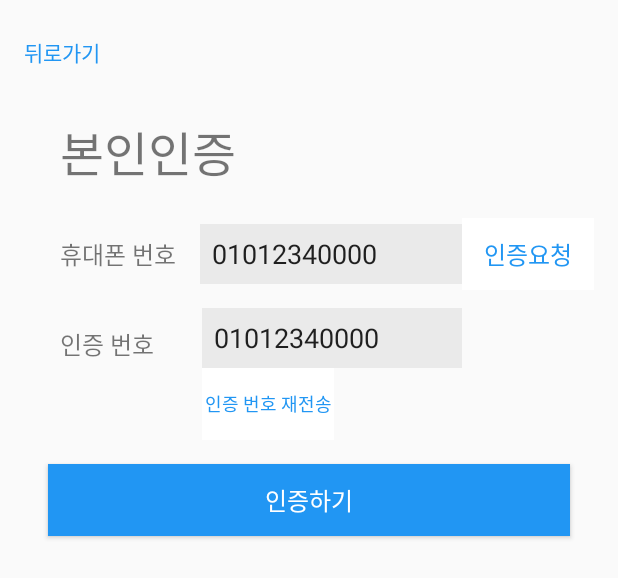
After one commit to 15balloon/LogiSmart, an Android app: the layout activity_auth.xml on its own in the app's theme, with its tools: preview values and no code run, on a phone screen of 412 x 824 dp. The commit adds this screen. Shown: the top 578 px of the screen. Run offline under Robolectric (Android 15) with nearby library versions, the phone set to English and light mode, and no system bars.

Commit message:
Create Auth activity

```diff
--- a/app/src/main/java/com/logismart/logismart/AuthActivity.java
+++ b/app/src/main/java/com/logismart/logismart/AuthActivity.java
@@ -3,6 +3,10 @@ package com.logismart.logismart;
 import android.app.Activity;
 import android.os.Bundle;
 import android.util.Log;
+import android.view.View;
+import android.widget.Button;
+import android.widget.EditText;
+import android.widget.ProgressBar;
 
 import androidx.annotation.NonNull;
 
@@ -22,37 +26,45 @@ import java.util.concurrent.TimeUnit;
 
 public class AuthActivity extends Activity {
 
-    private static final String TAG = "PhoneAuthActivity";
+    private static final String TAG = "AuthActivity";
 
-    // [START declare_auth]
     private FirebaseAuth mAuth;
-    // [END declare_auth]
 
     private String mVerificationId;
     private PhoneAuthProvider.ForceResendingToken mResendToken;
     private PhoneAuthProvider.OnVerificationStateChangedCallbacks mCallbacks;
 
+    private Button authCallBtn;
+    private Button reAuthBtn;
+    private Button authBtn;
+    private EditText phoneText;
+    private EditText codeText;
+    private ProgressBar pb;
+
     @Override
     protected void onCreate(Bundle savedInstanceState) {
         super.onCreate(savedInstanceState);
-        // [START initialize_auth]
-        // Initialize Firebase Auth
+
+        setContentView(R.layout.activity_auth);
+
+        authCallBtn = findViewById(R.id.authcall_btn);
+        reAuthBtn = findViewById(R.id.reauth_btn);
+        authBtn = findViewById(R.id.auth_btn);
+        phoneText = (EditText) findViewById(R.id.phone_input);
+        codeText = (EditText) findViewById(R.id.authnum_input);
+        pb = (ProgressBar) findViewById(R.id.loading);
+
         mAuth = FirebaseAuth.getInstance();
-        // [END initialize_auth]
 
-        // Initialize phone auth callbacks
-        // [START phone_auth_callbacks]
         mCallbacks = new PhoneAuthProvider.OnVerificationStateChangedCallbacks() {
 
             @Override
             public void onVerificationCompleted(PhoneAuthCredential credential) {
-                // This callback will be invoked in two situations:
-                // 1 - Instant verification. In some cases the phone number can be instantly
-                //     verified without needing to send or enter a verification code.
-                // 2 - Auto-retrieval. On some devices Google Play services can automatically
-                //     detect the incoming verification SMS and perform verification without
-                //     user action.
+                // 1 - Instant verification
+                // 2 - Auto-retrieval
                 Log.d(TAG, "onVerificationCompleted:" + credential);
+
+                pb.setVisibility(View.INVISIBLE);
 
                 signInWithPhoneAuthCredential(credential);
             }
@@ -75,9 +87,6 @@ public class AuthActivity extends Activity {
             @Override
             public void onCodeSent(@NonNull String verificationId,
                                    @NonNull PhoneAuthProvider.ForceResendingToken token) {
-                // The SMS verification code has been sent to the provided phone number, we
-                // now need to ask the user to enter the code and then construct a credential
-                // by combining the code with a verification ID.
                 Log.d(TAG, "onCodeSent:" + verificationId);
 
                 // Save verification ID and resending token so we can use them later
@@ -85,10 +94,30 @@ public class AuthActivity extends Activity {
                 mResendToken = token;
             }
         };
-        // [END phone_auth_callbacks]
+
+        authCallBtn.setOnClickListener(new View.OnClickListener() {
+            @Override
+            public void onClick(View v) {
+                startPhoneNumberVerification(phoneText.getText().toString());
+            }
+        });
+
+        reAuthBtn.setOnClickListener(new View.OnClickListener() {
+            @Override
+            public void onClick(View v) {
+                resendVerificationCode(phoneText.getText().toString(), mResendToken);
+            }
+        });
+
+        authBtn.setOnClickListener(new View.OnClickListener() {
+            @Override
+            public void onClick(View v) {
+                pb.setVisibility(View.VISIBLE);
+                verifyPhoneNumberWithCode(mVerificationId, codeText.getText().toString());
+            }
+        });
     }
 
-    // [START on_start_check_user]
     @Override
     public void onStart() {
         super.onStart();
@@ -96,44 +125,35 @@ public class AuthActivity extends Activity {
         FirebaseUser currentUser = mAuth.getCurrentUser();
         updateUI(currentUser);
     }
-    // [END on_start_check_user]
-
 
     private void startPhoneNumberVerification(String phoneNumber) {
-        // [START start_phone_auth]
         PhoneAuthOptions options =
                 PhoneAuthOptions.newBuilder(mAuth)
-                        .setPhoneNumber(phoneNumber)       // Phone number to verify
-                        .setTimeout(60L, TimeUnit.SECONDS) // Timeout and unit
-                        .setActivity(this)                 // Activity (for callback binding)
-                        .setCallbacks(mCallbacks)          // OnVerificationStateChangedCallbacks
+                        .setPhoneNumber(phoneNumber)                  // Phone number to verify
+                        .setTimeout(180L, TimeUnit.SECONDS) // Timeout and unit
+                        .setActivity(this)                           // Activity (for callback binding)
+                        .setCallbacks(mCallbacks)                   // OnVerificationStateChangedCallbacks
                         .build();
         PhoneAuthProvider.verifyPhoneNumber(options);
-        // [END start_phone_auth]
     }
 
     private void verifyPhoneNumberWithCode(String verificationId, String code) {
-        // [START verify_with_code]
         PhoneAuthCredential credential = PhoneAuthProvider.getCredential(verificationId, code);
-        // [END verify_with_code]
     }
 
-    // [START resend_verification]
     private void resendVerificationCode(String phoneNumber,
                                         PhoneAuthProvider.ForceResendingToken token) {
         PhoneAuthOptions options =
                 PhoneAuthOptions.newBuilder(mAuth)
-                        .setPhoneNumber(phoneNumber)       // Phone number to verify
-                        .setTimeout(60L, TimeUnit.SECONDS) // Timeout and unit
-                        .setActivity(this)                 // Activity (for callback binding)
-                        .setCallbacks(mCallbacks)          // OnVerificationStateChangedCallbacks
-                        .setForceResendingToken(token)     // ForceResendingToken from callbacks
+                        .setPhoneNumber(phoneNumber)                 // Phone number to verify
+                        .setTimeout(180L, TimeUnit.SECONDS) // Timeout and unit
+                        .setActivity(this)                          // Activity (for callback binding)
+                        .setCallbacks(mCallbacks)                   // OnVerificationStateChangedCallbacks
+                        .setForceResendingToken(token)              // ForceResendingToken from callbacks
                         .build();
         PhoneAuthProvider.verifyPhoneNumber(options);
     }
-    // [END resend_verification]
 
-    // [START sign_in_with_phone]
     private void signInWithPhoneAuthCredential(PhoneAuthCredential credential) {
         mAuth.signInWithCredential(credential)
                 .addOnCompleteListener(this, new OnCompleteListener<AuthResult>() {
@@ -155,7 +175,6 @@ public class AuthActivity extends Activity {
                     }
                 });
     }
-    // [END sign_in_with_phone]
 
     private void updateUI(FirebaseUser user) {
 
--- /dev/null
+++ b/app/src/main/res/layout/activity_auth.xml
@@ -0,0 +1,133 @@
+<?xml version="1.0" encoding="utf-8"?>
+<androidx.constraintlayout.widget.ConstraintLayout xmlns:android="http://schemas.android.com/apk/res/android"
+    android:layout_width="match_parent"
+    android:layout_height="match_parent"
+    xmlns:app="http://schemas.android.com/apk/res-auto">
+
+    <TextView
+        android:id="@+id/back_btn"
+        android:layout_width="wrap_content"
+        android:layout_height="wrap_content"
+        android:text="뒤로가기"
+        android:textColor="@color/btn"
+        app:layout_constraintStart_toStartOf="parent"
+        app:layout_constraintTop_toTopOf="parent"
+        android:layout_marginTop="24dp"
+        android:layout_marginLeft="16dp"/>
+
+    <TextView
+        android:id="@+id/auth_text"
+        android:layout_width="wrap_content"
+        android:layout_height="wrap_content"
+        android:text="본인인증"
+        android:textSize="32sp"
+        app:layout_constraintStart_toStartOf="parent"
+        app:layout_constraintTop_toBottomOf="@id/back_btn"
+        android:layout_marginTop="32dp"
+        android:layout_marginLeft="40dp" />
+
+    <TextView
+        android:id="@+id/phone_text"
+        android:layout_width="wrap_content"
+        android:layout_height="wrap_content"
+        android:text="휴대폰 번호"
+        android:textSize="16sp"
+        android:layout_marginTop="32dp"
+        app:layout_constraintStart_toStartOf="@id/auth_text"
+        app:layout_constraintTop_toBottomOf="@id/auth_text" />
+
+    <EditText
+        android:id="@+id/phone_input"
+        android:layout_width="0dp"
+        android:layout_height="40dp"
+        android:text="01012340000"
+        android:background="#EAEAEA"
+        android:inputType="numberDecimal"
+        android:maxLength="11"
+        android:padding="8dp"
+        android:layout_marginTop="24dp"
+        android:layout_marginLeft="16dp"
+        app:layout_constraintStart_toEndOf="@id/phone_text"
+        app:layout_constraintEnd_toStartOf="@id/authcall_btn"
+        app:layout_constraintTop_toBottomOf="@id/auth_text"/>
+
+    <Button
+        android:id="@+id/authcall_btn"
+        android:layout_width="wrap_content"
+        android:layout_height="wrap_content"
+        android:text="인증요청"
+        android:textSize="16dp"
+        android:textColor="@color/btn"
+        android:background="@color/white"
+        style="@style/Widget.AppCompat.Button.Borderless"
+        android:layout_marginTop="20dp"
+        android:layout_marginRight="16dp"
+        app:layout_constraintEnd_toEndOf="parent"
+        app:layout_constraintStart_toEndOf="@id/phone_input"
+        app:layout_constraintTop_toBottomOf="@id/auth_text"/>
+
+    <TextView
+        android:id="@+id/authnum_text"
+        android:layout_width="wrap_content"
+        android:layout_height="wrap_content"
+        android:text="인증 번호"
+        android:textSize="16sp"
+        app:layout_constraintStart_toStartOf="@id/auth_text"
+        app:layout_constraintTop_toBottomOf="@id/phone_text"
+        android:layout_marginTop="36dp"/>
+
+    <EditText
+        android:id="@+id/authnum_input"
+        android:layout_width="0dp"
+        android:layout_height="40dp"
+        android:text="01012340000"
+        android:background="#EAEAEA"
+        android:inputType="numberDecimal"
+        android:maxLength="11"
+        android:padding="8dp"
+        android:layout_marginTop="16dp"
+        android:layout_marginLeft="32dp"
+        app:layout_constraintStart_toEndOf="@id/authnum_text"
+        app:layout_constraintEnd_toStartOf="@id/authcall_btn"
+        app:layout_constraintTop_toBottomOf="@id/phone_input"/>
+
+    <Button
+        android:id="@+id/reauth_btn"
+        android:layout_width="wrap_content"
+        android:layout_height="wrap_content"
+        android:text="인증 번호 재전송"
+        android:textSize="12dp"
+        android:textColor="@color/btn"
+        android:background="@color/white"
+        style="@style/Widget.AppCompat.Button.Borderless"
+        android:layout_marginTop="0dp"
+        app:layout_constraintStart_toStartOf="@id/authnum_input"
+        app:layout_constraintTop_toBottomOf="@id/authnum_input"/>
+
+    <Button
+        android:id="@+id/auth_btn"
+        android:layout_width="0dp"
+        android:layout_height="wrap_content"
+        android:text="인증하기"
+        android:textSize="16dp"
+        android:textColor="@color/white"
+        android:background="@color/btn"
+        android:layout_marginTop="16dp"
+        android:layout_marginLeft="32dp"
+        android:layout_marginRight="32dp"
+        app:layout_constraintStart_toStartOf="parent"
+        app:layout_constraintEnd_toEndOf="parent"
+        app:layout_constraintTop_toBottomOf="@id/reauth_btn"/>
+
+    <ProgressBar
+        android:id="@+id/loading"
+        android:layout_width="match_parent"
+        android:layout_height="wrap_content"
+        android:gravity="center"
+        android:visibility="invisible"
+        app:layout_constraintBottom_toBottomOf="@id/auth_btn"
+        app:layout_constraintLeft_toLeftOf="parent"
+        app:layout_constraintRight_toRightOf="parent"
+        app:layout_constraintTop_toTopOf="parent" />
+
+</androidx.constraintlayout.widget.ConstraintLayout>
```
